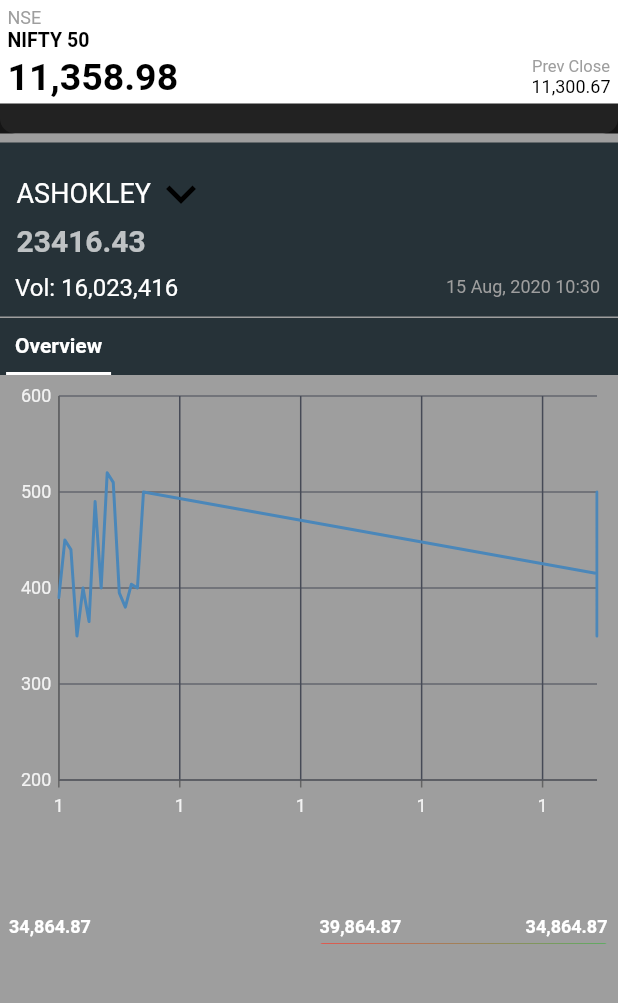
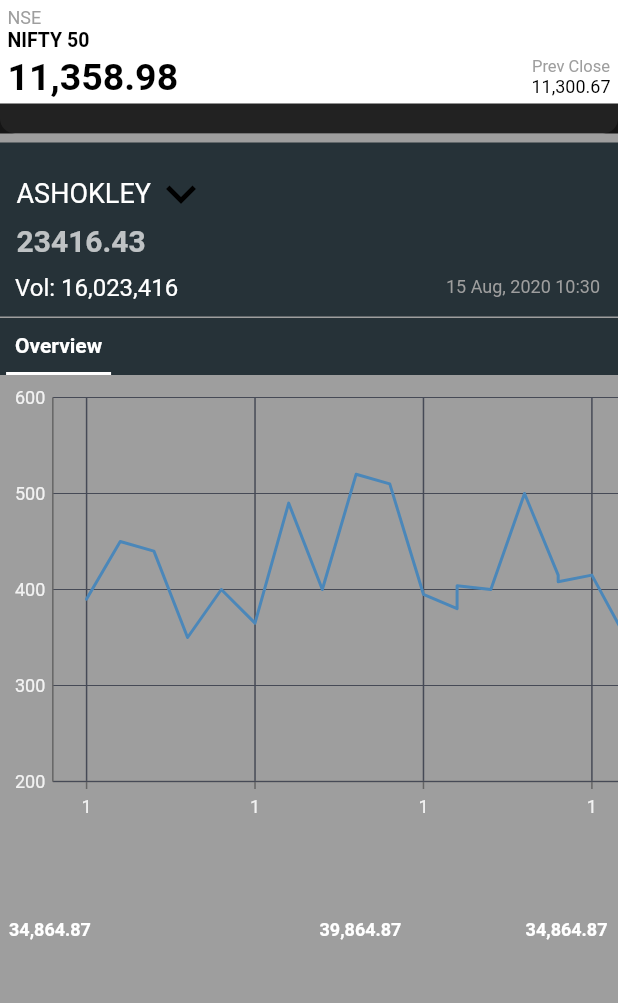
Before and after one commit to kodekittu/flipr_stock_app, a Flutter app: the HomePage screen opened by its route, after a tap on the "notifications none" icon, on a phone screen of 412 x 824 dp, the part 90-1093 px from its top. Run offline on Flutter 3.47's test engine with Material 2 defaults, Android fonts, the light colour scheme and no system bars; our stand-ins replace fluttertoast, shared_preferences, syncfusion_flutter_charts, wave; accounts and stored records are empty.

Commit message:
modified chart

```diff
--- a/lib/chart/chart.dart
+++ b/lib/chart/chart.dart
@@ -3,12 +3,19 @@
 import 'package:intl/intl.dart';
 import 'package:syncfusion_flutter_charts/charts.dart';
 
-Widget graphChart() {
+Widget graphChart(context) {
+  MediaQueryData data = MediaQuery.of(context);
     return Padding(
-      padding: const EdgeInsets.all(4.0),
+      padding: const EdgeInsets.symmetric(vertical: 5),
+      child: SingleChildScrollView(
+        scrollDirection: Axis.horizontal,
+        child: Container(
+          width: data.size.width * 1.2,
           child: SfCartesianChart(
             plotAreaBorderWidth: 0,
             primaryXAxis: DateTimeAxis(
+              maximum: DateTime(2020),
+                minimum: DateTime(2000),
                 intervalType: DateTimeIntervalType.days,
                 dateFormat: DateFormat.d(),
                 majorGridLines: MajorGridLines(width: 1),
@@ -27,31 +34,33 @@
                 lineType: TrackballLineType.horizontal,
                 tooltipSettings: InteractiveTooltip(format: 'point.x : point.y')),
           ),
+        ),
+      ),
     );
   }
 
   List<LineSeries<_ChartData, DateTime>> getMultiColoredLineSeries() {
     final List<_ChartData> chartData = <_ChartData>[
-      _ChartData(DateTime(1931), 390, const Color.fromRGBO(229, 101, 144, 1)),
-      _ChartData(DateTime(1932), 450, const Color.fromRGBO(229, 101, 144, 1)),
-      _ChartData(DateTime(1933), 440, const Color.fromRGBO(229, 101, 144, 1)),
-      _ChartData(DateTime(1934), 350, const Color.fromRGBO(248, 184, 131, 1)),
-      _ChartData(DateTime(1935), 400, const Color.fromRGBO(229, 101, 144, 1)),
-      _ChartData(DateTime(1936), 365, const Color.fromRGBO(53, 124, 210, 1)),
-      _ChartData(DateTime(1937), 490, const Color.fromRGBO(53, 124, 210, 1)),
-      _ChartData(DateTime(1938), 400, const Color.fromRGBO(248, 184, 131, 1)),
-      _ChartData(DateTime(1939), 520, const Color.fromRGBO(53, 124, 210, 1)),
-      _ChartData(DateTime(1940), 510, const Color.fromRGBO(53, 124, 210, 1)),
-      _ChartData(DateTime(1941), 395, const Color.fromRGBO(0, 189, 174, 1)),
-      _ChartData(DateTime(1942), 380, const Color.fromRGBO(0, 189, 174, 1)),
-      _ChartData(DateTime(1943), 404, const Color.fromRGBO(0, 189, 174, 1)),
-      _ChartData(DateTime(1944), 400, const Color.fromRGBO(0, 189, 174, 1)),
-      _ChartData(DateTime(1945), 500, const Color.fromRGBO(0, 189, 174, 1)),
-      _ChartData(DateTime(2020), 415, const Color.fromRGBO(229, 101, 144, 1)),
-      _ChartData(DateTime(2020), 408, const Color.fromRGBO(248, 184, 131, 1)),
-      _ChartData(DateTime(2020), 415, const Color.fromRGBO(248, 184, 131, 1)),
-      _ChartData(DateTime(2020), 350, const Color.fromRGBO(229, 101, 144, 1)),
-      _ChartData(DateTime(2020), 375, const Color.fromRGBO(248, 184, 131, 1)),
+      _ChartData(DateTime(2001), 390, const Color.fromRGBO(229, 101, 144, 1)),
+      _ChartData(DateTime(2002), 450, const Color.fromRGBO(0, 189, 174, 1)),
+      _ChartData(DateTime(2003), 440, const Color.fromRGBO(229, 101, 144, 1)),
+      _ChartData(DateTime(2004), 350, const Color.fromRGBO(248, 184, 131, 1)),
+      _ChartData(DateTime(2005), 400, const Color.fromRGBO(229, 101, 144, 1)),
+      _ChartData(DateTime(2006), 365, const Color.fromRGBO(53, 124, 210, 1)),
+      _ChartData(DateTime(2007), 490, const Color.fromRGBO(53, 124, 210, 1)),
+      _ChartData(DateTime(2008), 400, const Color.fromRGBO(248, 184, 131, 1)),
+      _ChartData(DateTime(2009), 520, const Color.fromRGBO(53, 124, 210, 1)),
+      _ChartData(DateTime(2010), 510, const Color.fromRGBO(53, 124, 210, 1)),
+      _ChartData(DateTime(2011), 395, const Color.fromRGBO(0, 189, 174, 1)),
+      _ChartData(DateTime(2012), 380, const Color.fromRGBO(0, 189, 174, 1)),
+      _ChartData(DateTime(2012), 404, const Color.fromRGBO(248, 184, 131, 1)),
+      _ChartData(DateTime(2013), 400, const Color.fromRGBO(0, 189, 174, 1)),
+      _ChartData(DateTime(2014), 500, const Color.fromRGBO(0, 189, 174, 1)),
+      _ChartData(DateTime(2015), 415, const Color.fromRGBO(229, 101, 144, 1)),
+      _ChartData(DateTime(2015), 408, const Color.fromRGBO(248, 184, 131, 1)),
+      _ChartData(DateTime(2016), 415, const Color.fromRGBO(248, 184, 131, 1)),
+      _ChartData(DateTime(2017), 350, const Color.fromRGBO(229, 101, 144, 1)),
+      _ChartData(DateTime(2018), 375, const Color.fromRGBO(248, 184, 131, 1)),
       _ChartData(DateTime(2020), 500, const Color.fromRGBO(248, 184, 131, 1)),
     ];
     return <LineSeries<_ChartData, DateTime>>[
@@ -61,7 +70,6 @@
           dataSource: chartData,
           xValueMapper: (_ChartData sales, _) => sales.x,
           yValueMapper: (_ChartData sales, _) => sales.y,
-
           /// The property used to apply the color each data.
           pointColorMapper: (_ChartData sales, _) => sales.lineColor,
           width: 2)
--- a/lib/homePage.dart
+++ b/lib/homePage.dart
@@ -143,7 +143,7 @@
               child: ListView(
                 children: [
                   Container(
-                    child: graphChart(),
+                    child: graphChart(context),
                   ),
                   Divider(
                     color: Colors.grey,
```
Lines whose indentation alone changed are shown as unchanged.
